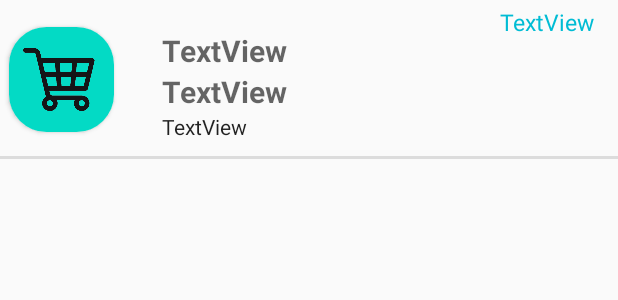
After one commit to antonioalvs/ControleEstoque, an Android app: the layout item_adapter.xml on its own in the app's theme, with its tools: preview values and no code run, on a phone screen of 412 x 824 dp. The commit adds this screen. Shown: the top 300 px of the screen. Run offline under Robolectric (Android 15) with nearby library versions, the phone set to English and light mode, and no system bars.

Commit message:
RecyclerView Funcionando

```diff
--- a/app/build.gradle
+++ b/app/build.gradle
@@ -31,7 +31,11 @@ android {
     buildFeatures {
         viewBinding true
     }
+    viewBinding{
+        enabled = true
+    }
 }
+
 
 dependencies {
 
--- a/app/src/main/java/com/example/controleestoque/Editar.java
+++ b/app/src/main/java/com/example/controleestoque/Editar.java
@@ -43,8 +43,9 @@ public class Editar extends AppCompatActivity {
 
         //Instanciando produto selecionado
         Intent intent = getIntent();
-        String produtoPesquisado = intent.getStringExtra("produto");
-        int id = Integer.parseInt(produtoPesquisado.split(":|:\\s|\n")[1].trim());
+        String produtoPesquisado = intent.getStringExtra("idProduto");
+        //int id = Integer.parseInt(produtoPesquisado.split(":|:\\s|\n")[1].trim());
+        long id = Long.parseLong(produtoPesquisado);
         Estoque produto = new Estoque();
         produto = et.pesquisaID(realm, id);
 
--- /dev/null
+++ b/app/src/main/java/com/example/controleestoque/SelectListener.java
@@ -0,0 +1,5 @@
+package com.example.controleestoque;
+
+public interface SelectListener {
+    void onItemClicked(Estoque estoque);
+}
--- /dev/null
+++ b/app/src/main/res/layout/item_adapter.xml
@@ -0,0 +1,100 @@
+<?xml version="1.0" encoding="utf-8"?>
+<android.support.constraint.ConstraintLayout xmlns:android="http://schemas.android.com/apk/res/android"
+    xmlns:tools="http://schemas.android.com/tools"
+    android:layout_width="match_parent"
+    android:layout_height="wrap_content"
+    xmlns:app="http://schemas.android.com/apk/res-auto">
+
+    <android.support.v7.widget.CardView
+        android:id="@+id/cardView"
+        android:layout_width="wrap_content"
+        android:layout_height="wrap_content"
+        android:layout_marginEnd="330dp"
+        app:cardCornerRadius="25dp"
+        app:layout_constraintBottom_toBottomOf="parent"
+        app:layout_constraintEnd_toEndOf="parent"
+        app:layout_constraintStart_toStartOf="parent"
+        app:layout_constraintTop_toTopOf="parent">
+        "
+
+        <ImageView
+            android:layout_width="70dp"
+            android:layout_height="70dp"
+            android:src="@drawable/carrinho" />
+
+    </android.support.v7.widget.CardView>
+
+
+    <TextView
+        android:id="@+id/alID"
+        android:layout_width="wrap_content"
+        android:layout_height="wrap_content"
+        android:layout_marginTop="4dp"
+        android:layout_marginEnd="16dp"
+        android:text="TextView"
+        android:textAppearance="@style/TextAppearance.AppCompat.Large"
+        android:textColor="#00BCD4"
+        android:textSize="15sp"
+        app:layout_constraintEnd_toEndOf="parent"
+        app:layout_constraintTop_toTopOf="parent" />
+
+    <TextView
+        android:id="@+id/alValor"
+        android:layout_width="wrap_content"
+        android:layout_height="wrap_content"
+        android:text="TextView"
+        android:textAppearance="@style/TextAppearance.AppCompat.Display1"
+        android:textSize="20sp"
+        android:textStyle="bold"
+        app:layout_constraintBottom_toTopOf="@+id/alQtdAtual"
+        app:layout_constraintStart_toStartOf="@+id/alQtdAtual" />
+
+    <TextView
+        android:id="@+id/alQtdMinima"
+        android:layout_width="wrap_content"
+        android:layout_height="wrap_content"
+        app:layout_constraintBottom_toBottomOf="@+id/alRepor"
+        app:layout_constraintStart_toEndOf="@+id/alRepor" />
+
+    <TextView
+        android:id="@+id/alQtdAtual"
+        android:layout_width="wrap_content"
+        android:layout_height="wrap_content"
+        android:layout_marginStart="32dp"
+        android:layout_marginBottom="12dp"
+        android:text="TextView"
+        android:textAppearance="@style/TextAppearance.AppCompat.Body1"
+        app:layout_constraintBottom_toBottomOf="parent"
+        app:layout_constraintStart_toEndOf="@+id/cardView" />
+
+    <TextView
+        android:id="@+id/alNome"
+        android:layout_width="wrap_content"
+        android:layout_height="wrap_content"
+        android:fontFamily="sans-serif"
+        android:text="TextView"
+        android:textAppearance="@style/TextAppearance.AppCompat.Display1"
+        android:textSize="20sp"
+        android:textStyle="bold"
+        app:layout_constraintBottom_toTopOf="@+id/alValor"
+        app:layout_constraintStart_toStartOf="@+id/alValor" />
+
+    <ImageView
+        android:layout_width="match_parent"
+        android:layout_height="2dp"
+        android:layout_marginTop="16dp"
+        android:background="?actionBarDivider"
+        app:layout_constraintBottom_toBottomOf="parent"
+        app:layout_constraintTop_toBottomOf="@+id/cardView"
+        tools:layout_editor_absoluteX="0dp" />
+
+    <TextView
+        android:id="@+id/alRepor"
+        android:layout_width="wrap_content"
+        android:layout_height="wrap_content"
+        android:layout_marginStart="10dp"
+        android:textColor="#FF0000"
+        app:layout_constraintBottom_toBottomOf="@+id/alQtdAtual"
+        app:layout_constraintStart_toEndOf="@+id/alQtdAtual" />
+
+</android.support.constraint.ConstraintLayout>
```
Also changed, not shown: app/src/main/AndroidManifest.xml (+6 -4 lines), app/src/main/java/com/example/controleestoque/Adapter.java (added, +91 -0 lines), app/src/main/java/com/example/controleestoque/Estoque.java (+30 -6 lines), app/src/main/java/com/example/controleestoque/Gerenciar.java (+41 -40 lines), app/src/main/java/com/example/controleestoque/MainActivity.java (+4 -4 lines), app/src/main/res/layout/activity_gerenciar.xml (+14 -12 lines), app/src/main/res/layout/activity_teste.xml (added, +17 -0 lines), app/src/main/res/drawable/carrinho.png (added).
